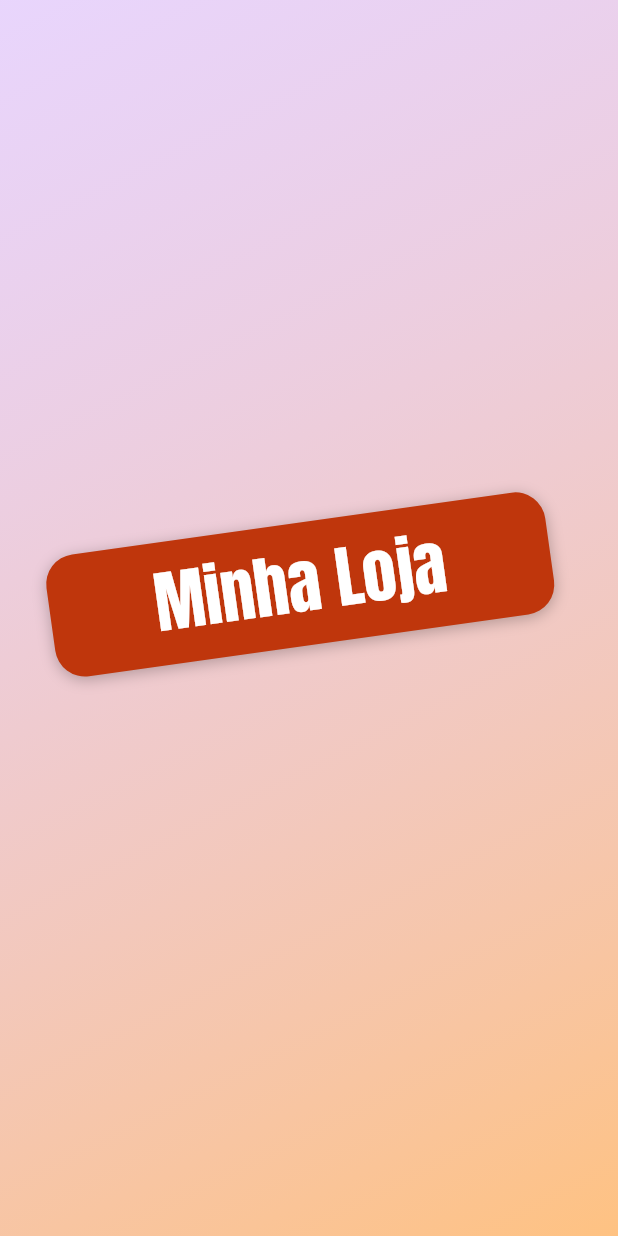
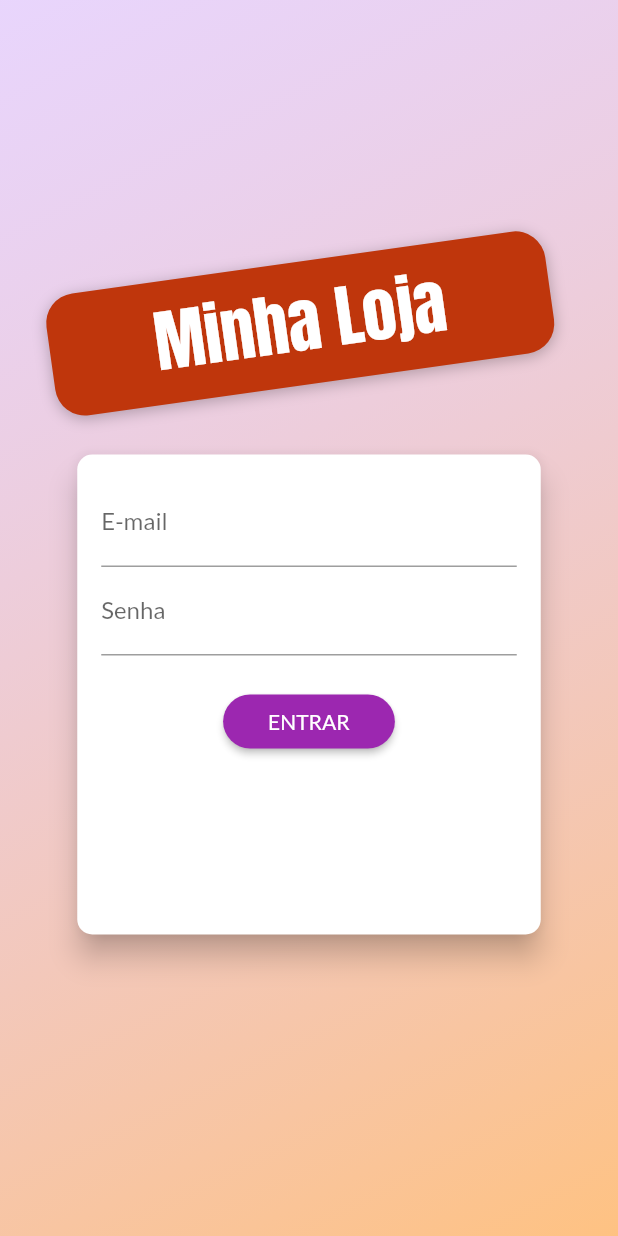
Before and after one commit to ramonmpacheco/bottini, a Flutter app: the screen it shows after launch, on a phone screen of 412 x 824 dp. Run offline on Flutter 3.47's test engine with Material 2 defaults, Android fonts, the phone set to English and light mode, and no system bars.

Commit message:
add: auth form

```diff
--- a/lib/views/auth_screen.dart
+++ b/lib/views/auth_screen.dart
@@ -1,5 +1,6 @@
 import 'dart:math';
 
+import 'package:bottini/widgets/auth_card.dart';
 import 'package:flutter/material.dart';
 
 class AuthScreen extends StatelessWidget {
@@ -27,6 +28,7 @@ class AuthScreen extends StatelessWidget {
               crossAxisAlignment: CrossAxisAlignment.center,
               children: [
                 Container(
+                  margin: EdgeInsets.only(bottom: 20.0),
                   padding: EdgeInsets.symmetric(vertical: 8, horizontal: 70),
                   transform: Matrix4.rotationZ(-8 * pi / 180)..translate(-10.0),
                   decoration: BoxDecoration(
@@ -46,7 +48,8 @@ class AuthScreen extends StatelessWidget {
                       fontFamily: 'Anton',
                     ),
                   ),
-                )
+                ),
+                AuthCard()
               ],
             ),
           ),
--- /dev/null
+++ b/lib/widgets/auth_card.dart
@@ -0,0 +1,97 @@
+import 'package:flutter/material.dart';
+
+enum AuthMode { SIGN_UP, LOGIN }
+
+class AuthCard extends StatefulWidget {
+  @override
+  _AuthCardState createState() => _AuthCardState();
+}
+
+class _AuthCardState extends State<AuthCard> {
+  AuthMode _authMode = AuthMode.LOGIN;
+  final _passwordController = TextEditingController();
+
+  Map<String, String> _authData = {'email': '', 'password': ''};
+
+  void _submit() {}
+
+  @override
+  Widget build(BuildContext context) {
+    final deviceSize = MediaQuery.of(context).size;
+
+    return Card(
+      elevation: 8.0,
+      shape: RoundedRectangleBorder(
+        borderRadius: BorderRadius.circular(10.0),
+      ),
+      child: Container(
+        height: 320,
+        width: deviceSize.width * 0.75,
+        padding: EdgeInsets.all(16.0),
+        child: Form(
+          child: Column(
+            children: [
+              TextFormField(
+                decoration: InputDecoration(labelText: 'E-mail'),
+                keyboardType: TextInputType.emailAddress,
+                validator: (value) {
+                  if (value.isEmpty || !value.contains('@')) {
+                    return 'E-mail invádio';
+                  }
+                  return null;
+                },
+                onSaved: (value) => _authData['email'] = value,
+              ),
+              TextFormField(
+                decoration: InputDecoration(labelText: 'Senha'),
+                controller: _passwordController,
+                obscureText: true,
+                validator: (value) {
+                  if (value.isEmpty || value.length > 5) {
+                    return 'Senha Inválida';
+                  }
+                  return null;
+                },
+                onSaved: (value) => _authData['email'] = value,
+              ),
+              if (_authMode == AuthMode.SIGN_UP)
+                TextFormField(
+                  decoration: InputDecoration(labelText: 'Confirmar Senha'),
+                  controller: _passwordController,
+                  obscureText: true,
+                  validator: _authMode == AuthMode.SIGN_UP
+                      ? (value) {
+                          if (value != _passwordController.text) {
+                            return 'Senhas Diferentes';
+                          }
+                          return null;
+                        }
+                      : null,
+                  onSaved: (value) => _authData['email'] = value,
+                ),
+              SizedBox(height: 20),
+              ElevatedButton(
+                style: ButtonStyle(
+                  padding: MaterialStateProperty.all<EdgeInsets>(
+                    EdgeInsets.symmetric(
+                      horizontal: 30.0,
+                      vertical: 8.0,
+                    ),
+                  ),
+                  shape: MaterialStateProperty.all<RoundedRectangleBorder>(
+                    RoundedRectangleBorder(
+                      borderRadius: BorderRadius.circular(30),
+                    ),
+                  ),
+                ),
+                onPressed: _submit,
+                child:
+                    Text(_authMode == AuthMode.LOGIN ? 'ENTRAR' : 'REGISTRAR'),
+              ),
+            ],
+          ),
+        ),
+      ),
+    );
+  }
+}
```
